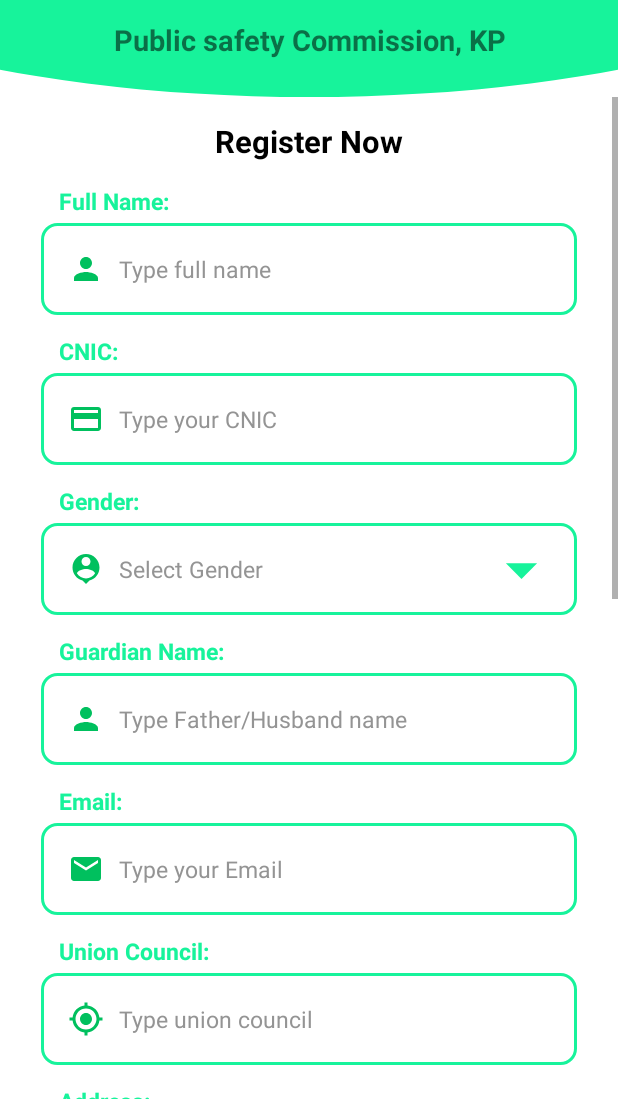
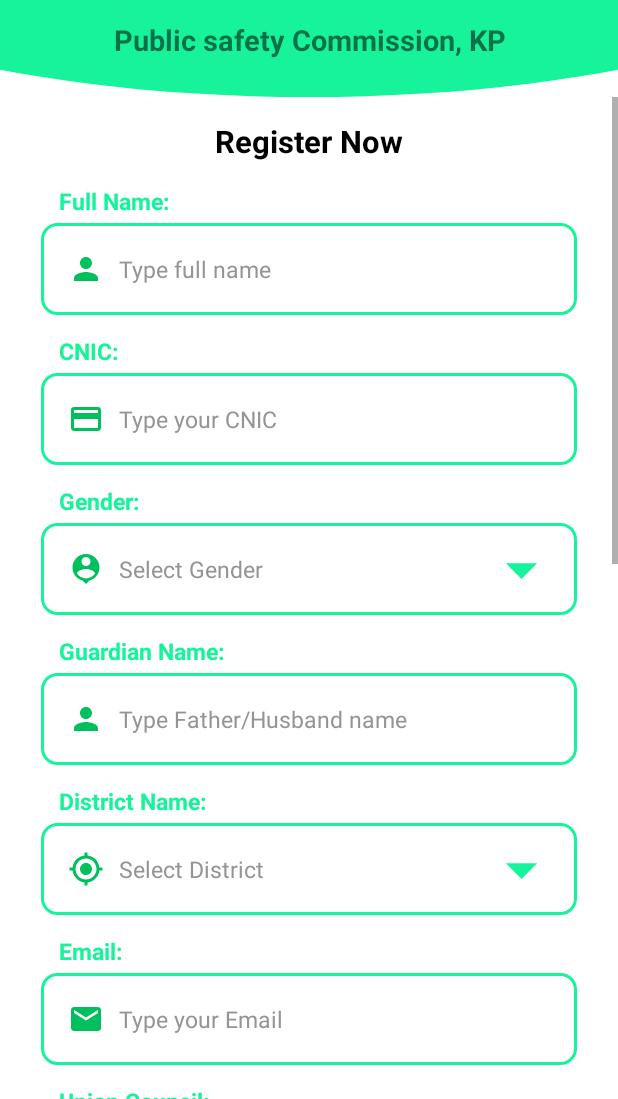
Before and after one commit to Tousifbg/SafetyCommissionSystem, an Android app: the screen it shows after launch (Registeration), after a tap on "Signup", on a phone screen of 412 x 824 dp, the part 137-1236 px from its top. Run offline under Robolectric (Android 15) with nearby library versions, the phone set to English and light mode, and no system bars; our stand-ins replace Firebase (no records; nobody signed in at launch, a user with empty details on screens opened directly), sdp/ssp sizes; libraries missing offline, so code that uses them is left out: com.gne.www, com.kaopiz.kprogresshud, com.loopj.android, com.onurkagan.ksnack_lib, cz.msebera.android; plain views replace PinView; 4 statements that could not run were skipped; 2 other taps on this screen came first.

```diff
--- a/app/src/main/java/com/example/publicsafetycomission/Constant/API_Utils.java
+++ b/app/src/main/java/com/example/publicsafetycomission/Constant/API_Utils.java
@@ -20,9 +20,9 @@ public class API_Utils {
 
     public static String UPDATE_PROFILE = "https://www.ppsc.kp.gov.pk/Api/complainant_profile_update";
 
-    public static String FORGOT_PASSWORD = "https://bintehawa.hed.gkp.pk/api/forgot_pass";
+    public static String FORGOT_PASSWORD_VERIFY = "https://ppsc.kp.gov.pk/Api/verify_account";
 
-    public static String MY_COMPLAINT_DETAILS = "https://bintehawa.hed.gkp.pk/api/complaintByID";
+    public static String FORGOT_PASSWORD_RESET = "https://ppsc.kp.gov.pk/Api/forget_password_reset";
 
     public static String FEEDBACK_API = "https://bintehawa.hed.gkp.pk/api/add_feedback";
 }
--- a/app/src/main/java/com/example/publicsafetycomission/Login.java
+++ b/app/src/main/java/com/example/publicsafetycomission/Login.java
@@ -2,9 +2,11 @@ package com.example.publicsafetycomission;
 
 import androidx.appcompat.app.AppCompatActivity;
 
+import android.app.AlertDialog;
 import android.content.Intent;
 import android.content.SharedPreferences;
 import android.os.Bundle;
+import android.text.TextUtils;
 import android.util.Log;
 import android.view.LayoutInflater;
 import android.view.View;
@@ -64,6 +66,8 @@ public class Login extends AppCompatActivity {
     private LinearLayout no_internet_layout,login_layout;
     private TextView dismiss_net_layout;
 
+    private String email,verifyCode, newPass;
+
     @Override
     protected void onCreate(Bundle savedInstanceState) {
         super.onCreate(savedInstanceState);
@@ -83,11 +87,24 @@ public class Login extends AppCompatActivity {
             goToNextScreen();
         }
 
+        //get districts from API
+        getDistricts = dbHelperClass.getDistrictData();
+        if (getDistricts.size() < 2){
+            fetchDistrictsFromAPI();
+        }  else {
+            runOnUiThread(new Runnable() {
+                @Override
+                public void run() {
+                    Log.d("DATA","ALL districts preloaded successfully");
+                }
+            });
+        }
+
         forgotpass.setOnClickListener(new View.OnClickListener() {
             @Override
             public void onClick(View v) {
-                //forgotPasswordDialog();
-                Toast.makeText(Login.this, "Coming soon...", Toast.LENGTH_SHORT).show();
+                forgotPasswordDialog();
+                //Toast.makeText(Login.this, "Coming soon...", Toast.LENGTH_SHORT).show();
             }
         });
 
@@ -151,7 +168,8 @@ public class Login extends AppCompatActivity {
         final EditText email_address = view.findViewById(R.id.email_address);
         final EditText verification_code = view.findViewById(R.id.verification_code);
         final EditText new_password = view.findViewById(R.id.new_password);
-        TextView btn_submit = view.findViewById(R.id.btn_submit);
+        TextView btn_get_Code = view.findViewById(R.id.btn_get_Code);
+        TextView btn_change_pass = view.findViewById(R.id.change_pass);
         TextView tv_no = view.findViewById(R.id.tv_no);
 
         alert_dialog = builder.create();
@@ -159,17 +177,261 @@ public class Login extends AppCompatActivity {
         alert_dialog.getWindow().getAttributes().windowAnimations = R.style.DialogAnimationTheme;
         alert_dialog.show();
 
-        btn_submit.setOnClickListener(new View.OnClickListener() {
+        btn_get_Code.setOnClickListener(new View.OnClickListener() {
             @Override
             public void onClick(View v) {
+                email = email_address.getText().toString();
+                if (TextUtils.isEmpty(email))
+                {
+                    email_address.setError("Email is required");
+                    Toast.makeText(Login.this, "Email is required", Toast.LENGTH_SHORT).show();
+                }
+                else {
+                    if (NetworkUtils.isNetworkConnected(Login.this)){
+                        getCodeFromAPI(btn_get_Code,btn_change_pass,
+                                verification_layout,password_layout);
+                    }
+                    else {
+                        alert_dialog.dismiss();
+                        no_internet_layout.setVisibility(View.VISIBLE);
+                        login_layout.setVisibility(View.GONE);
 
+                        dismiss_net_layout.setOnClickListener(new View.OnClickListener() {
+                            @Override
+                            public void onClick(View v) {
+                                if (NetworkUtils.isNetworkConnected(Login.this))
+                                {
+                                    no_internet_layout.setVisibility(View.GONE);
+                                    login_layout.setVisibility(View.VISIBLE);
+                                }
+                                else {
+                                    no_internet_layout.setVisibility(View.VISIBLE);
+                                    login_layout.setVisibility(View.GONE);
+                                }
+                            }
+                        });
+                    }
+                }
             }
         });
+
+            btn_change_pass.setOnClickListener(new View.OnClickListener() {
+                @Override
+                public void onClick(View v) {
+                    email = email_address.getText().toString();
+                    verifyCode = verification_code.getText().toString();
+                    newPass = new_password.getText().toString();
+                    if (TextUtils.isEmpty(email))
+                    {
+                        email_address.setError("Email is required");
+                        Toast.makeText(Login.this, "Email is required", Toast.LENGTH_SHORT).show();
+                    }
+                    else if (TextUtils.isEmpty(verifyCode))
+                    {
+                        verification_code.setError("Verification Code is required");
+                        Toast.makeText(Login.this, "Verification Code is required", Toast.LENGTH_SHORT).show();
+                    }
+                    else if (TextUtils.isEmpty(newPass))
+                    {
+                        new_password.setError("Password is required");
+                        Toast.makeText(Login.this, "Password is required", Toast.LENGTH_SHORT).show();
+                    }
+                    else {
+                        if (NetworkUtils.isNetworkConnected(Login.this))
+                        {
+                            resetPassword(alert_dialog,email,verifyCode,newPass);
+                        }
+                        else {
+                            alert_dialog.dismiss();
+                            no_internet_layout.setVisibility(View.VISIBLE);
+                            login_layout.setVisibility(View.GONE);
+
+                            dismiss_net_layout.setOnClickListener(new View.OnClickListener() {
+                                @Override
+                                public void onClick(View v) {
+                                    if (NetworkUtils.isNetworkConnected(Login.this))
+                                    {
+                                        no_internet_layout.setVisibility(View.GONE);
+                                        login_layout.setVisibility(View.VISIBLE);
+                                    }
+                                    else {
+                                        no_internet_layout.setVisibility(View.VISIBLE);
+                                        login_layout.setVisibility(View.GONE);
+                                    }
+                                }
+                            });
+                        }
+                    }
+                }
+            });
 
         tv_no.setOnClickListener(new View.OnClickListener() {
             @Override
             public void onClick(View v) {
                 alert_dialog.dismiss();
+            }
+        });
+    }
+
+    private void resetPassword(AlertDialog alert_dialogg, String emaill, String verifyCodee, String newPasss) {
+        RequestParams jsonParams = new RequestParams();
+
+        jsonParams.put("verification_source", "email");
+        jsonParams.put("user_email", emaill);
+        jsonParams.put("vcode", verifyCodee);
+        jsonParams.put("new_password", newPasss);
+
+        Log.e("JSONPARAMS", jsonParams.toString());
+
+        getClient().post(API_Utils.FORGOT_PASSWORD_RESET, jsonParams, new AsyncHttpResponseHandler() {
+
+            @Override
+            public void onStart() {
+                super.onStart();
+                showNow.showLoadingDialog(Login.this);
+            }
+
+            @Override
+            public void onSuccess(int statusCode, Header[] headers, byte[] responseBody) {
+
+                String json = new String(responseBody);
+                Log.e("RESPONSE", "onSuccess: " + json);
+                showNow.scheduleDismiss();
+
+                try {
+
+                    JSONObject object=new JSONObject(json);
+                    int api_res_success = object.getInt("response");
+                    String api_res_success_msg = object.getString("response_msg");
+                    Log.e("api_res_success_msg",String.valueOf(api_res_success_msg));
+                    Log.e("api_res_success",String.valueOf(api_res_success));
+
+                    if (api_res_success == 1)
+                    {
+                        alert_dialogg.dismiss();
+                        showNow.desplayPositiveToast(Login.this,api_res_success_msg);
+                        Toast.makeText(Login.this, api_res_success_msg, Toast.LENGTH_SHORT).show();
+                    }
+                    else if (api_res_success == 0)
+                    {
+                        showNow.desplayErrorToast(Login.this,api_res_success_msg);
+                        Toast.makeText(Login.this, api_res_success_msg, Toast.LENGTH_SHORT).show();
+                    }
+
+                } catch (JSONException e) {
+                    e.printStackTrace();
+                    Log.e("JSONException", "onSuccess: " + e.getMessage());
+
+                    JSONObject object= null;
+                    try {
+                        object = new JSONObject(json);
+                        int api_res_success = object.getInt("response");
+                        String api_res_success_msg = object.getString("response_msg");
+                        Log.e("api_res_success_msg",String.valueOf(api_res_success_msg));
+
+                        showNow.desplayErrorToast(Login.this,api_res_success_msg);
+                        showNow.scheduleDismiss();
+                    } catch (JSONException jsonException) {
+                        jsonException.printStackTrace();
+                    }
+                }
+            }
+
+            @Override
+            public void onFailure(int statusCode, Header[] headers, byte[] responseBody, Throwable error) {
+                String json = new String(responseBody);
+                Log.e("onFailure", "onSuccess: " + json);
+                showNow.desplayErrorToast(Login.this,json);
+                showNow.scheduleDismiss();
+            }
+
+            @Override
+            public void onCancel() {
+                super.onCancel();
+                showNow.scheduleDismiss();
+            }
+        });
+    }
+
+    private void getCodeFromAPI(TextView btn_get_Code, TextView btn_change_pass,
+                                LinearLayout verification_layout, LinearLayout password_layout) {
+        RequestParams jsonParams = new RequestParams();
+
+        jsonParams.put("verification_source", "email");
+        jsonParams.put("user_email", email);
+
+        Log.e("JSONPARAMS", jsonParams.toString());
+
+        getClient().post(API_Utils.FORGOT_PASSWORD_VERIFY, jsonParams, new AsyncHttpResponseHandler() {
+
+            @Override
+            public void onStart() {
+                super.onStart();
+                showNow.showLoadingDialog(Login.this);
+            }
+
+            @Override
+            public void onSuccess(int statusCode, Header[] headers, byte[] responseBody) {
+
+                String json = new String(responseBody);
+                Log.e("RESPONSE", "onSuccess: " + json);
+                showNow.scheduleDismiss();
+
+                try {
+
+                    JSONObject object=new JSONObject(json);
+                    int api_res_success = object.getInt("response");
+                    String api_res_success_msg = object.getString("response_msg");
+                    Log.e("api_res_success_msg",String.valueOf(api_res_success_msg));
+                    Log.e("api_res_success",String.valueOf(api_res_success));
+
+                    if (api_res_success == 1)
+                    {
+                        showNow.desplayPositiveToast(Login.this,api_res_success_msg);
+                        Toast.makeText(Login.this, api_res_success_msg, Toast.LENGTH_SHORT).show();
+
+                        verification_layout.setVisibility(View.VISIBLE);
+                        password_layout.setVisibility(View.VISIBLE);
+                        btn_get_Code.setVisibility(View.GONE);
+                        btn_change_pass.setVisibility(View.VISIBLE);
+                    }
+                    else if (api_res_success == 0)
+                    {
+                        showNow.desplayErrorToast(Login.this,api_res_success_msg);
+                        Toast.makeText(Login.this, api_res_success_msg, Toast.LENGTH_SHORT).show();
+                    }
+
+                } catch (JSONException e) {
+                    e.printStackTrace();
+                    Log.e("JSONException", "onSuccess: " + e.getMessage());
+
+                    JSONObject object= null;
+                    try {
+                        object = new JSONObject(json);
+                        int api_res_success = object.getInt("response");
+                        String api_res_success_msg = object.getString("response_msg");
+                        Log.e("api_res_success_msg",String.valueOf(api_res_success_msg));
+
+                        showNow.desplayErrorToast(Login.this,api_res_success_msg);
+                        showNow.scheduleDismiss();
+                    } catch (JSONException jsonException) {
+                        jsonException.printStackTrace();
+                    }
+                }
+            }
+
+            @Override
+            public void onFailure(int statusCode, Header[] headers, byte[] responseBody, Throwable error) {
+                String json = new String(responseBody);
+                Log.e("onFailure", "onSuccess: " + json);
+                showNow.desplayErrorToast(Login.this,json);
+                showNow.scheduleDismiss();
+            }
+
+            @Override
+            public void onCancel() {
+                super.onCancel();
+                showNow.scheduleDismiss();
             }
         });
     }
@@ -236,19 +498,7 @@ public class Login extends AppCompatActivity {
                         });
                     }
 
-                    //get districts from API
-                    getDistricts = dbHelperClass.getDistrictData();
-                    if (getDistricts.size() < 2){
-                        fetchDistrictsFromAPI();
-                    }  else {
-                        runOnUiThread(new Runnable() {
-                            @Override
-                            public void run() {
-                                Log.d("DATA","ALL districts preloaded successfully");
-                            }
-                        });
-                    }
-
+                    showNow.desplayPositiveToast(Login.this,"You are logged in");
                     goToNextScreen();
 
                 } catch (JSONException e) {
@@ -371,7 +621,6 @@ public class Login extends AppCompatActivity {
 
     private void fetchDistrictsFromAPI() {
         RequestParams jsonParams = new RequestParams();
-        jsonParams.put("token",token);
 
         getClient().post(API_Utils.DISTRICTS, jsonParams, new AsyncHttpResponseHandler() {
 
--- a/app/src/main/java/com/example/publicsafetycomission/Registeration.java
+++ b/app/src/main/java/com/example/publicsafetycomission/Registeration.java
@@ -4,19 +4,23 @@ import androidx.annotation.NonNull;
 import androidx.appcompat.app.AppCompatActivity;
 import androidx.appcompat.widget.AppCompatButton;
 
+import android.app.Dialog;
 import android.content.Context;
 import android.content.Intent;
 import android.content.SharedPreferences;
+import android.graphics.drawable.ColorDrawable;
 import android.os.Bundle;
 import android.text.TextUtils;
 import android.util.Log;
 import android.view.View;
+import android.view.Window;
 import android.widget.AdapterView;
 import android.widget.ArrayAdapter;
 import android.widget.AutoCompleteTextView;
 import android.widget.Button;
 import android.widget.EditText;
 import android.widget.LinearLayout;
+import android.widget.ListView;
 import android.widget.TextView;
 import android.widget.Toast;
 
@@ -24,6 +28,9 @@ import com.example.publicsafetycomission.Constant.API_Utils;
 import com.example.publicsafetycomission.Helpers.ApiCallback;
 import com.example.publicsafetycomission.Helpers.NetworkUtils;
 import com.example.publicsafetycomission.Helpers.ShowNow;
+import com.example.publicsafetycomission.adapters.DistrictAdapter;
+import com.example.publicsafetycomission.databaseRef.DBHelperClass;
+import com.example.publicsafetycomission.databaseRef.DataBaseConstant;
 import com.gne.www.lib.PinView;
 import com.google.android.gms.tasks.OnCompleteListener;
 import com.google.android.gms.tasks.Task;
@@ -40,6 +47,8 @@ import com.loopj.android.http.RequestParams;
 import org.json.JSONException;
 import org.json.JSONObject;
 
+import java.util.ArrayList;
+import java.util.HashMap;
 import java.util.concurrent.TimeUnit;
 
 import cz.msebera.android.httpclient.Header;
@@ -47,7 +56,7 @@ import cz.msebera.android.httpclient.Header;
 public class Registeration extends AppCompatActivity {
 
     EditText user_username, user_password,confirm_user_password, contact_no, full_name,
-            cnic,guardian_name,email_edt,union_council,address_edt;
+            cnic,guardian_name,email_edt,union_council,address_edt,district;
     AutoCompleteTextView gender_acTv;
     Button registerBtn;
     TextView loginBtn;
@@ -73,6 +82,15 @@ public class Registeration extends AppCompatActivity {
 
     private TextView dismiss_net_layout;
 
+    ArrayList<HashMap<String,String>> getDistricts = new ArrayList<HashMap<String, String>>();
+    ArrayList<String> distrct_id = new ArrayList<String>();
+    ArrayList<String> distrct_name = new ArrayList<String>();
+    String temp[];
+    private String dist_id;
+
+    DBHelperClass dbHelperClass;
+
+
     @Override
     protected void onCreate(Bundle savedInstanceState) {
         super.onCreate(savedInstanceState);
@@ -83,6 +101,35 @@ public class Registeration extends AppCompatActivity {
         pref = getApplicationContext().getSharedPreferences("MyPref", MODE_PRIVATE);
 
         mAuth = FirebaseAuth.getInstance();
+
+        /*getDistricts = dbHelperClass.getDistrictData();
+        Log.e("DIST_Size", String.valueOf(getDistricts.size()));*/
+        try {
+            getDistricts = dbHelperClass.getDistrictData();
+            Log.e("DIST_Size", String.valueOf(getDistricts.size()));
+            if (getDistricts.size() > 0) {
+                temp = new String[getDistricts.size()];
+                for (int i = 0; i < getDistricts.size(); i++) {
+                    HashMap<String, String> map = getDistricts.get(i);
+                    distrct_id.add( map.get(DataBaseConstant.TAG_DIST_ID));
+                    distrct_name.add(map.get(DataBaseConstant.TAG_DIST_NAME));
+                    temp[i]=map.get("project_name2");
+                }
+            }
+            else {
+                Toast.makeText(Registeration.this, "District data missing from API", Toast.LENGTH_SHORT).show();
+            }
+        }catch (NullPointerException e) {
+            Log.e("NullPointerException", e.toString());
+
+        }
+
+        district.setOnClickListener(new View.OnClickListener() {
+            @Override
+            public void onClick(View v) {
+                showDistrictList();
+            }
+        });
 
         buttonSignIn.setOnClickListener(new View.OnClickListener() {
             @Override
@@ -232,6 +279,10 @@ public class Registeration extends AppCompatActivity {
                     Toast.makeText(Registeration.this, "Gender is required",
                             Toast.LENGTH_SHORT).show();
                 }
+                else if (dist_id == null) {
+                    Toast.makeText(Registeration.this, "District Name is required",
+                            Toast.LENGTH_SHORT).show();
+                }
                 else if (TextUtils.isEmpty(email))
                 {
                     email_edt.setError("Email is required");
@@ -283,6 +334,30 @@ public class Registeration extends AppCompatActivity {
                 Intent n = new Intent(Registeration.this, Login.class);
                 startActivity(n);
                 layoutTransition();
+            }
+        });
+    }
+
+    private void showDistrictList() {
+        district.requestFocus();
+        final Dialog districtsDilaog = new Dialog(Registeration.this, R.style.dialog_theme);
+        districtsDilaog.requestWindowFeature(Window.FEATURE_NO_TITLE);
+        districtsDilaog.setCancelable(true);
+        districtsDilaog.setContentView(R.layout.dist_dialog);
+        districtsDilaog.getWindow().setBackgroundDrawable(new ColorDrawable(0x7f000000));
+        ListView distlist= (ListView) districtsDilaog.findViewById(R.id.countrylist);
+        DistrictAdapter districtAdapter= new DistrictAdapter(Registeration.this,
+                distrct_id,distrct_name,temp);
+        distlist.setAdapter(districtAdapter);
+        districtsDilaog.show();
+
+        distlist.setOnItemClickListener(new AdapterView.OnItemClickListener() {
+            @Override
+            public void onItemClick(AdapterView<?> adapterView, View view, int i, long l) {
+                districtsDilaog.dismiss();
+                district.setText(""+distrct_name.get(i));
+                dist_id = distrct_id.get(i);
+                Log.e("dist_id", dist_id);
             }
         });
     }
@@ -381,6 +456,7 @@ public class Registeration extends AppCompatActivity {
         jsonParams.put("complainant_email",email);
         jsonParams.put("complainant_council",council);
         jsonParams.put("complainant_address",address);
+        jsonParams.put("complainant_district_id_fk",Integer.parseInt(dist_id));
 
         Log.e("JSONPARAMS",jsonParams.toString());
 
@@ -486,8 +562,12 @@ public class Registeration extends AppCompatActivity {
         buttonSignIn = findViewById(R.id.buttonSignIn);
         dismiss_net_layout = findViewById(R.id.dismiss_net_layout);
         confirm_user_password = findViewById(R.id.confirm_user_password);
+        district = findViewById(R.id.district_id);
         //tvlogin = findViewById(R.id.tvlogin);
         showNow=new ShowNow(this);
+
+        dbHelperClass = new DBHelperClass(this);
+
     }
 
     @Override
--- a/app/src/main/res/layout/activity_registeration.xml
+++ b/app/src/main/res/layout/activity_registeration.xml
@@ -242,6 +242,47 @@
                         android:background="@null"
                         android:textColorHint="@color/mytextcolor"
                         android:hint="Type Father/Husband name"/>
+
+                </LinearLayout>
+
+                <TextView
+                    android:layout_width="wrap_content"
+                    android:layout_height="wrap_content"
+                    android:text="District Name: "
+                    android:textSize="@dimen/_12sdp"
+                    android:layout_marginHorizontal="@dimen/_30sdp"
+                    android:layout_marginBottom="@dimen/_3sdp"
+                    android:textStyle="bold"
+                    android:textColor="@color/colorPrimary"/>
+
+                <LinearLayout
+                    android:layout_width="match_parent"
+                    android:layout_height="@dimen/_47sdp"
+                    android:background="@drawable/rect_shape"
+                    android:gravity="center_vertical"
+                    android:layout_marginHorizontal="27dp"
+                    android:layout_marginBottom="@dimen/_10sdp">
+
+
+                    <EditText
+                        android:layout_width="wrap_content"
+                        android:layout_height="wrap_content"
+                        android:id="@+id/district_id"
+                        android:layout_weight="1"
+                        android:editable="false"
+                        android:focusable="false"
+                        android:textSize="@dimen/_12sdp"
+                        android:inputType="none"
+                        android:padding="12dp"
+                        android:drawablePadding="10dp"
+                        android:drawableLeft="@drawable/council_icon"
+                        android:clickable="true"
+                        android:layout_marginLeft="6dp"
+                        android:drawableRight="@drawable/ic_baseline_arrow_drop_down_24"
+                        android:background="@null"
+                        android:textColorHint="@color/mytextcolor"
+                        android:hint="Select District"/>
+
 
                 </LinearLayout>
 
```
Also changed, not shown: app/src/main/res/layout/forgotpassword_dialog.xml (+22 -6 lines).
